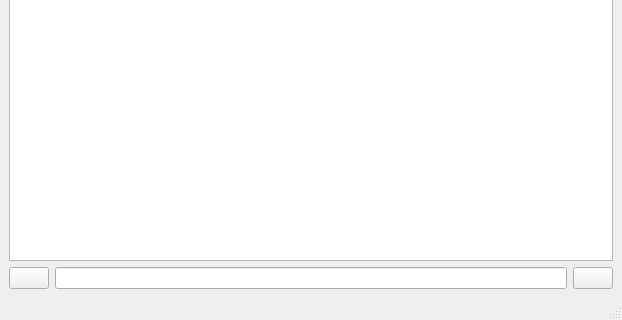
Above: mainwindow.ui from khangnpb/ChatPot before the change; both pictures show x 0 to 622 and y 185 to 505 of the 622 by 505 pixel window. Below: the same form after it.
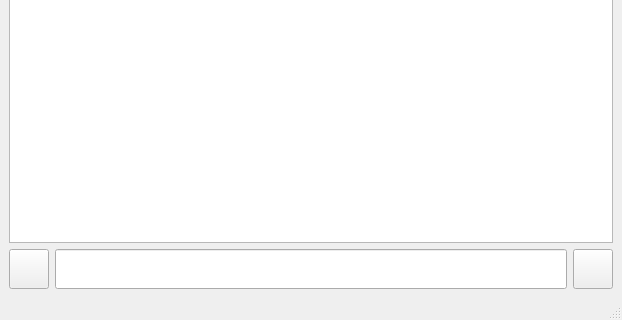
That is the form after the change. Icons and pictures are not drawn.

Commit message: sửa chút xíu

```diff
--- a/mainwindow.ui
+++ b/mainwindow.ui
@@ -48,16 +48,34 @@
        <layout class="QHBoxLayout" name="horizontalLayout">
         <item>
          <widget class="QPushButton" name="clean_button">
+          <property name="minimumSize">
+           <size>
+            <width>0</width>
+            <height>40</height>
+           </size>
+          </property>
           <property name="styleSheet">
            <string notr="true">border-image: url(:/image/R.jpg);</string>
           </property>
           <property name="text">
            <string/>
           </property>
+          <property name="iconSize">
+           <size>
+            <width>40</width>
+            <height>40</height>
+           </size>
+          </property>
          </widget>
         </item>
         <item>
          <widget class="QLineEdit" name="line_edit">
+          <property name="minimumSize">
+           <size>
+            <width>0</width>
+            <height>40</height>
+           </size>
+          </property>
           <property name="styleSheet">
            <string notr="true">border-image: url(:/image/TextBrowser.png);
 font: 12pt &quot;Times New Roman&quot;;</string>
@@ -81,6 +99,12 @@
           <property name="text">
            <string/>
           </property>
+          <property name="iconSize">
+           <size>
+            <width>30</width>
+            <height>30</height>
+           </size>
+          </property>
          </widget>
         </item>
        </layout>
```
The commit also changes 2 other files.
